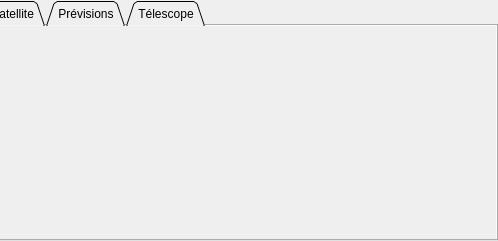
mconsidine/previsat_archive, file src/interface/onglets/onglets.ui: the form before one commit; both pictures show x 294 to 792 and y 0 to 241 of the 792 by 241 pixel window.
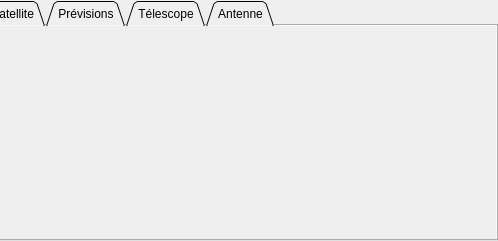
The form after the commit.

Patch:
```diff
--- a/src/interface/onglets/onglets.ui
+++ b/src/interface/onglets/onglets.ui
@@ -197,6 +197,11 @@
     <string>Télescope</string>
    </attribute>
   </widget>
+  <widget class="QWidget" name="antenne">
+   <attribute name="title">
+    <string>Antenne</string>
+   </attribute>
+  </widget>
  </widget>
  <resources/>
  <connections/>
```
